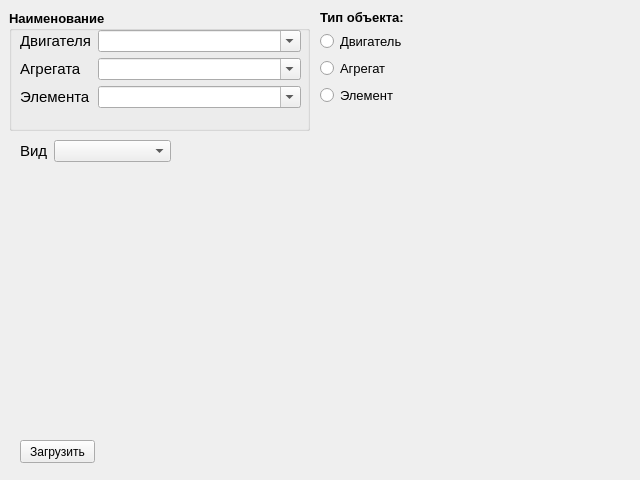
The window that dw_insert.ui (JonyN5/Engine-Design-Photos) describes before a commit, drawn with Qt 5.
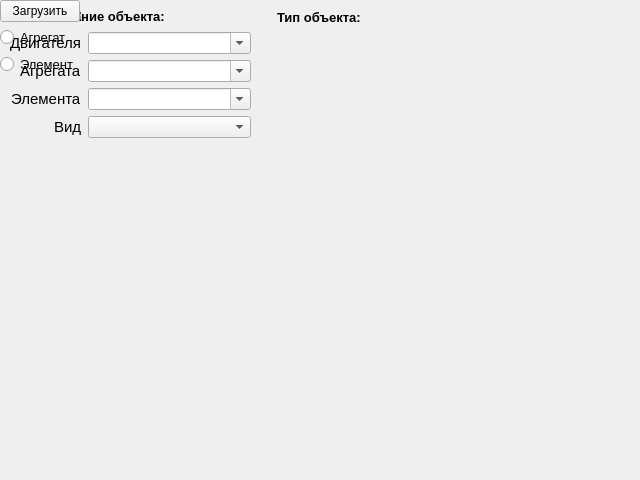
The same window after the commit.

Commit message: Insert is done, begin make view 80%

Patch:
```diff
--- a/dw_insert.ui
+++ b/dw_insert.ui
@@ -20,13 +20,13 @@
   <property name="windowTitle">
    <string>Form</string>
   </property>
-  <widget class="QGroupBox" name="groupBox">
+  <widget class="QLabel" name="label_6">
    <property name="geometry">
     <rect>
      <x>9</x>
-     <y>10</y>
-     <width>301</width>
-     <height>121</height>
+     <y>9</y>
+     <width>160</width>
+     <height>16</height>
     </rect>
    </property>
    <property name="font">
@@ -37,39 +37,44 @@
      <bold>true</bold>
     </font>
    </property>
-   <property name="title">
-    <string>Наименование</string>
+   <property name="text">
+    <string>&lt;html&gt;&lt;head/&gt;&lt;body&gt;&lt;p&gt;Наименование объекта:&lt;/p&gt;&lt;/body&gt;&lt;/html&gt;</string>
    </property>
-   <property name="flat">
-    <bool>false</bool>
-   </property>
   </widget>
-  <widget class="QPushButton" name="pB_DownLoad">
+  <widget class="QLabel" name="label_5">
    <property name="geometry">
     <rect>
-     <x>20</x>
-     <y>440</y>
-     <width>75</width>
-     <height>23</height>
+     <x>277</x>
+     <y>9</y>
+     <width>86</width>
+     <height>16</height>
     </rect>
    </property>
+   <property name="font">
+    <font>
+     <family>Arial</family>
+     <pointsize>10</pointsize>
+     <weight>75</weight>
+     <bold>true</bold>
+    </font>
+   </property>
    <property name="text">
-    <string>Загрузить</string>
+    <string>Тип объекта:</string>
    </property>
   </widget>
-  <widget class="QWidget" name="layoutWidget">
+  <widget class="QWidget" name="">
    <property name="geometry">
     <rect>
-     <x>20</x>
-     <y>30</y>
-     <width>281</width>
-     <height>81</height>
+     <x>10</x>
+     <y>32</y>
+     <width>241</width>
+     <height>106</height>
     </rect>
    </property>
-   <layout class="QFormLayout" name="formLayout">
-    <item row="0" column="0">
+   <layout class="QHBoxLayout" name="horizontalLayout_2">
+    <item>
      <layout class="QVBoxLayout" name="verticalLayout_2">
-      <item>
+      <item alignment="Qt::AlignRight">
        <widget class="QLabel" name="lb_engine">
         <property name="font">
          <font>
@@ -82,7 +87,7 @@
         </property>
        </widget>
       </item>
-      <item>
+      <item alignment="Qt::AlignRight">
        <widget class="QLabel" name="lb_aggregate">
         <property name="font">
          <font>
@@ -95,7 +100,7 @@
         </property>
        </widget>
       </item>
-      <item>
+      <item alignment="Qt::AlignRight">
        <widget class="QLabel" name="lb_unit">
         <property name="font">
          <font>
@@ -108,9 +113,22 @@
         </property>
        </widget>
       </item>
+      <item alignment="Qt::AlignRight">
+       <widget class="QLabel" name="label_4">
+        <property name="font">
+         <font>
+          <family>Arial</family>
+          <pointsize>11</pointsize>
+         </font>
+        </property>
+        <property name="text">
+         <string>Вид</string>
+        </property>
+       </widget>
+      </item>
      </layout>
     </item>
-    <item row="0" column="1">
+    <item>
      <layout class="QVBoxLayout" name="verticalLayout">
       <item>
        <widget class="QComboBox" name="cB_engine">
@@ -151,73 +169,30 @@
         </property>
        </widget>
       </item>
+      <item>
+       <widget class="QSplitter" name="splitter">
+        <property name="orientation">
+         <enum>Qt::Horizontal</enum>
+        </property>
+        <widget class="QComboBox" name="cB_sight">
+         <property name="font">
+          <font>
+           <family>Arial</family>
+           <pointsize>9</pointsize>
+          </font>
+         </property>
+         <property name="editable">
+          <bool>false</bool>
+         </property>
+        </widget>
+       </widget>
+      </item>
      </layout>
     </item>
    </layout>
   </widget>
-  <widget class="QWidget" name="layoutWidget">
-   <property name="geometry">
-    <rect>
-     <x>20</x>
-     <y>140</y>
-     <width>151</width>
-     <height>23</height>
-    </rect>
-   </property>
-   <layout class="QFormLayout" name="formLayout_2">
-    <item row="0" column="0">
-     <widget class="QLabel" name="label_4">
-      <property name="font">
-       <font>
-        <family>Arial</family>
-        <pointsize>11</pointsize>
-       </font>
-      </property>
-      <property name="text">
-       <string>Вид</string>
-      </property>
-     </widget>
-    </item>
-    <item row="0" column="1">
-     <widget class="QComboBox" name="cB_sight">
-      <property name="font">
-       <font>
-        <family>Arial</family>
-        <pointsize>9</pointsize>
-       </font>
-      </property>
-      <property name="editable">
-       <bool>false</bool>
-      </property>
-     </widget>
-    </item>
-   </layout>
-  </widget>
-  <widget class="QWidget" name="layoutWidget">
-   <property name="geometry">
-    <rect>
-     <x>320</x>
-     <y>10</y>
-     <width>141</width>
-     <height>96</height>
-    </rect>
-   </property>
-   <layout class="QVBoxLayout" name="verticalLayout_3">
-    <item>
-     <widget class="QLabel" name="label_5">
-      <property name="font">
-       <font>
-        <family>Arial</family>
-        <pointsize>10</pointsize>
-        <weight>75</weight>
-        <bold>true</bold>
-       </font>
-      </property>
-      <property name="text">
-       <string>Тип объекта:</string>
-      </property>
-     </widget>
-    </item>
+  <widget class="QWidget" name="">
+   <layout class="QVBoxLayout" name="verticalLayout_3" stretch="0,0,0,0">
     <item>
      <widget class="QRadioButton" name="rB_engine">
       <property name="font">
@@ -256,6 +231,43 @@
        <string>Элемент</string>
       </property>
      </widget>
+    </item>
+    <item>
+     <spacer name="horizontalSpacer_4">
+      <property name="orientation">
+       <enum>Qt::Horizontal</enum>
+      </property>
+      <property name="sizeHint" stdset="0">
+       <size>
+        <width>40</width>
+        <height>20</height>
+       </size>
+      </property>
+     </spacer>
+    </item>
+   </layout>
+  </widget>
+  <widget class="QWidget" name="">
+   <layout class="QHBoxLayout" name="horizontalLayout">
+    <item>
+     <widget class="QPushButton" name="pB_DownLoad">
+      <property name="text">
+       <string>Загрузить</string>
+      </property>
+     </widget>
+    </item>
+    <item>
+     <spacer name="horizontalSpacer">
+      <property name="orientation">
+       <enum>Qt::Horizontal</enum>
+      </property>
+      <property name="sizeHint" stdset="0">
+       <size>
+        <width>40</width>
+        <height>20</height>
+       </size>
+      </property>
+     </spacer>
     </item>
    </layout>
   </widget>
```
The commit also changes 13 other files.
